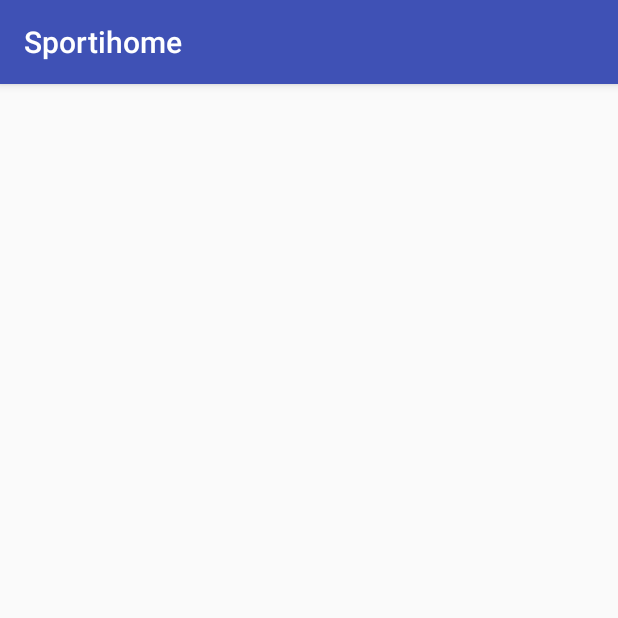
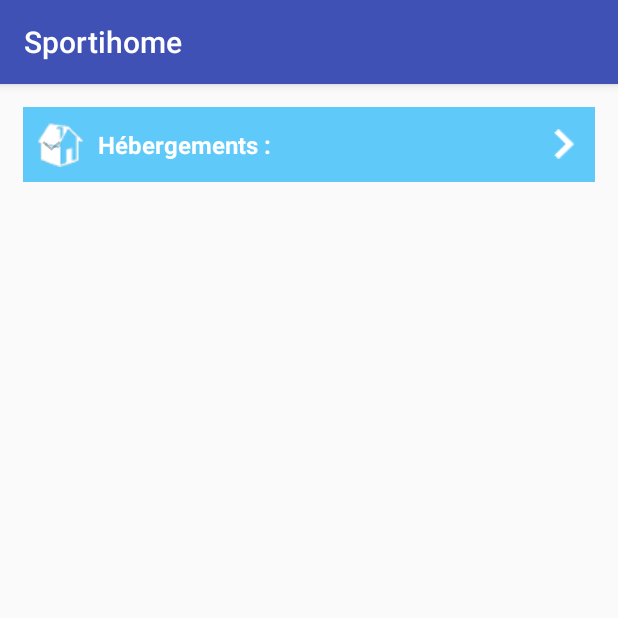
Before and after one commit to FameEdc/Sportihome, an Android app: the screen it shows after launch (SearchActivity), on a phone screen of 412 x 824 dp, the top half of it. Run offline under Robolectric (Android 15) with nearby library versions, the phone set to English and light mode, and no system bars; our stand-ins replace CircleImageView, Picasso; pictures from the network do not load; 1 statement that could not run was skipped.

Commit message:
add places list button group

```diff
--- /dev/null
+++ b/app/src/main/java/fr/wildcodeschool/apprenti/sportihome/PlacesGroup.java
@@ -0,0 +1,17 @@
+package fr.wildcodeschool.apprenti.sportihome;
+
+import java.util.ArrayList;
+import java.util.List;
+
+/**
+ * Created by chantome on 03/12/2016.
+ */
+
+public class PlacesGroup {
+    public String string;
+    public final ArrayList<PlaceModel> place = new ArrayList<PlaceModel>();
+
+    public PlacesGroup(String string) {
+        this.string = string;
+    }
+}
--- a/app/src/main/java/fr/wildcodeschool/apprenti/sportihome/SearchActivity.java
+++ b/app/src/main/java/fr/wildcodeschool/apprenti/sportihome/SearchActivity.java
@@ -5,8 +5,10 @@ import android.content.Intent;
 import android.os.AsyncTask;
 import android.os.Bundle;
 import android.support.v7.app.AppCompatActivity;
+import android.util.SparseArray;
 import android.view.View;
 import android.widget.AdapterView;
+import android.widget.ExpandableListView;
 import android.widget.ListView;
 import java.util.ArrayList;
 
@@ -14,7 +16,8 @@ import java.util.ArrayList;
 public class SearchActivity extends AppCompatActivity{
 
     private ProgressDialog pDialog;
-
+    // more efficient than HashMap for mapping integers to objects
+    SparseArray<PlacesGroup> groups = new SparseArray<PlacesGroup>();
     private ListView lvp;
     private ListView lvs;
     private PlacesAdapter adapter;
@@ -29,7 +32,11 @@ public class SearchActivity extends AppCompatActivity{
         super.onCreate(savedInstanceState);
         setContentView(R.layout.activity_search);
 
-        placesList = new ArrayList<PlaceModel>();
+        //placesList = new ArrayList<PlaceModel>();
+
+        //createGroupsData();
+        new GetPlaces().execute();
+
 
 /*        placesSpot = new ArrayList<Integer>();
 
@@ -37,7 +44,7 @@ public class SearchActivity extends AppCompatActivity{
         placesSpot.add(2);*/
 
 
-        lvp = (ListView) findViewById(R.id.places_list);
+        //lvp = (ListView) findViewById(R.id.places_list);
  /*       lvs = (ListView) findViewById(R.id.spots_list);
 
         spotsAdapter = new SpotsAdapter(SearchActivity.this, placesSpot);
@@ -53,7 +60,7 @@ public class SearchActivity extends AppCompatActivity{
             }
         });*/
 
-        new GetPlaces().execute();
+
 //        new GetSpots().execute();
 
     }
@@ -75,6 +82,7 @@ public class SearchActivity extends AppCompatActivity{
             HttpHandler sh = new HttpHandler();
             String jsonStr = sh.makeServiceCall(url);
             placesList = ParserJSON.getPlaces(jsonStr);
+            createGroupsData();
 
             return null;
         }
@@ -86,6 +94,12 @@ public class SearchActivity extends AppCompatActivity{
             if (pDialog.isShowing())
                 pDialog.dismiss();
 
+            ExpandableListView searchList = (ExpandableListView) findViewById(R.id.search_list);
+            SearchExpandableListAdapter searchAdapter = new SearchExpandableListAdapter(SearchActivity.this, groups);
+            searchList.setAdapter(searchAdapter);
+
+
+            /*
             adapter = new PlacesAdapter(SearchActivity.this, placesList);
 
 
@@ -99,8 +113,9 @@ public class SearchActivity extends AppCompatActivity{
                     intent.putExtra("place_id",placesList.get(i).get_id());
                     startActivity(intent);
                     finish();
+
                 }
-            });
+            });*/
         }
     }
 
@@ -137,4 +152,22 @@ public class SearchActivity extends AppCompatActivity{
         }
     }
 
+    public void createGroupsData() {
+
+        PlacesGroup placesGroup = new PlacesGroup("Hébergements :");
+        for (int sand=0 ; sand < placesList.size() ; sand++){
+            placesGroup.place.add(placesList.get(sand));
+        }
+        groups.append(0, placesGroup);
+        /*
+        for (int j = 0; j < 5; j++) {
+            Group group = new Group("Test " + j);
+            for (int i = 0; i < 5; i++) {
+                group.children.add("Sub Item" + i);
+            }
+            //groups.append(j, group);
+        }
+        */
+    }
+
 }
--- /dev/null
+++ b/app/src/main/res/drawable/group_selector.xml
@@ -0,0 +1,9 @@
+<?xml version="1.0" encoding="utf-8"?>
+<selector xmlns:android="http://schemas.android.com/apk/res/android">
+    <item
+        android:drawable="@drawable/group_checked"
+        android:state_checked="true" />
+    <item
+        android:drawable="@drawable/group_unchecked"
+        android:state_checked="false" />
+</selector>
--- a/app/src/main/res/layout/activity_search.xml
+++ b/app/src/main/res/layout/activity_search.xml
@@ -3,13 +3,13 @@
     android:layout_width="match_parent"
     android:layout_height="match_parent">
 
-    <ListView
-        android:id="@+id/places_list"
-        android:padding="10dp"
-        android:divider="@color/transparent"
+    <ExpandableListView
+        android:id="@+id/search_list"
+        android:layout_width="match_parent"
+        android:layout_height="wrap_content"
+        android:padding="15dp"
         android:dividerHeight="10dp"
-        android:layout_width="match_parent"
-        android:layout_height="wrap_content">
-    </ListView>
+        android:divider="@color/transparent">
+    </ExpandableListView>
 
 </RelativeLayout>
--- /dev/null
+++ b/app/src/main/res/layout/places_list_group.xml
@@ -0,0 +1,15 @@
+<?xml version="1.0" encoding="utf-8"?>
+<CheckedTextView xmlns:android="http://schemas.android.com/apk/res/android"
+    android:id="@+id/places_group"
+    android:background="@color/blue"
+    android:layout_width="match_parent"
+    android:layout_height="40dp"
+    android:gravity="center_vertical"
+    android:padding="10dp"
+    android:text="Hébergements"
+    android:textColor="@color/white"
+    android:checkMark="@drawable/group_selector"
+    android:drawableLeft="@drawable/house"
+    android:drawablePadding="10dp"
+    android:textSize="16sp"
+    android:textStyle="bold" />
--- a/app/src/main/res/layout/places_list_item.xml
+++ b/app/src/main/res/layout/places_list_item.xml
@@ -83,7 +83,6 @@
                     android:id="@+id/sports"
                     android:textSize="30dp"
                     app:font="@string/sports_font"
-                    android:text="kkk"
                     android:layout_width="wrap_content"
                     android:layout_height="wrap_content" />
 
@@ -101,7 +100,7 @@
                 android:layout_height="wrap_content"
                 android:numStars="5"
                 android:stepSize="1.0"
-                android:rating="3"
+                android:rating="0"
                 />
 
             <TextView
```
Also changed, not shown: app/src/main/java/fr/wildcodeschool/apprenti/sportihome/SearchExpandableListAdapter.java (added, +202 -0 lines), app/src/main/res/drawable/group_checked.png (added), app/src/main/res/drawable/group_unchecked.png (added), app/src/main/res/drawable/house.png (added).
